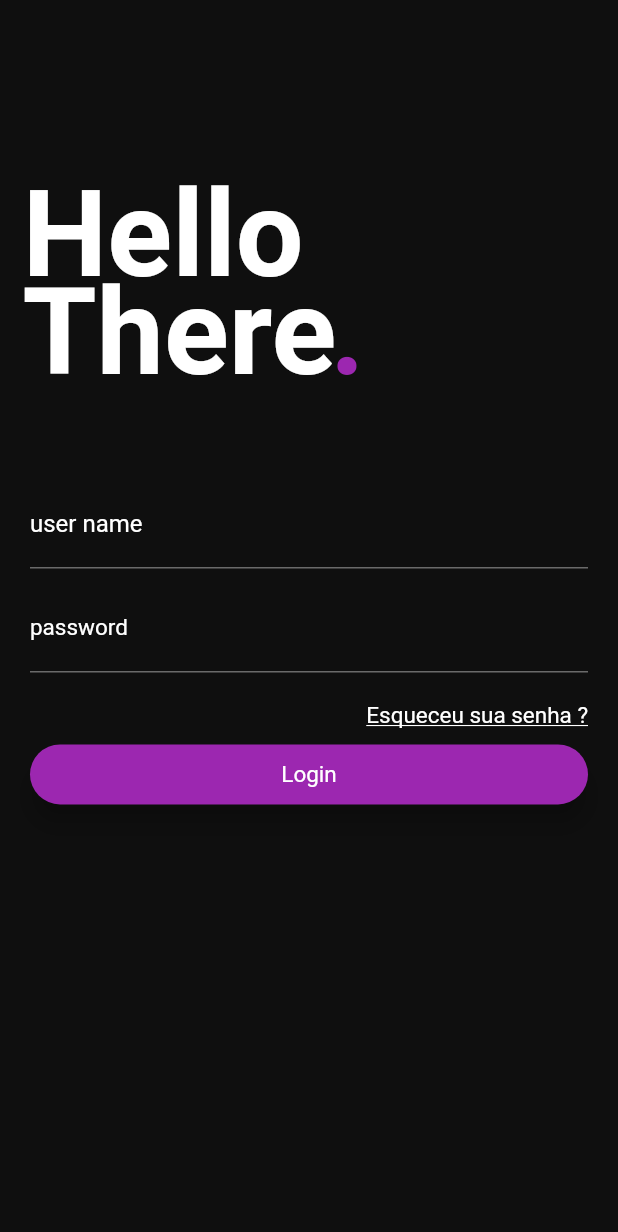
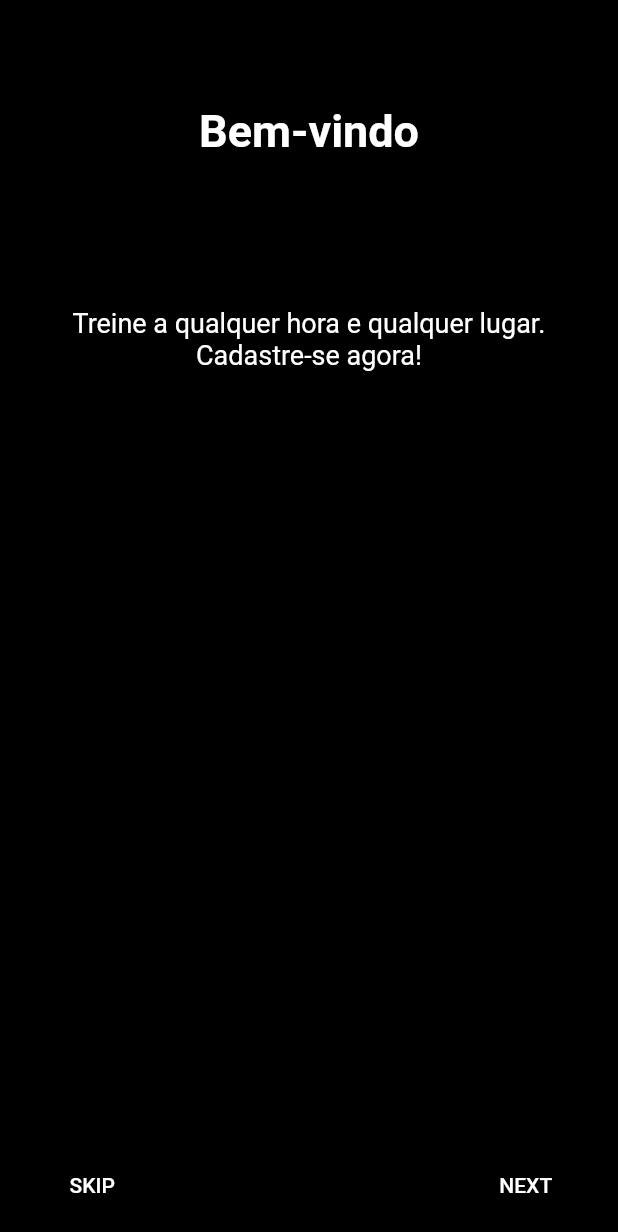
Before and after one commit to c-Bruno/LordFit, a Flutter app: the screen it shows after launch, on a phone screen of 412 x 824 dp. Shown: the top 1232 px of the screen. Run offline on Flutter 3.47's test engine with Material 2 defaults, Android fonts, the phone set to English and light mode, and no system bars; drawn by our look-alikes of intro_slider; our stand-ins replace carousel_pro; Roboto replaces fonts that are missing (Calibre-Semibold).

Commit message:
Atualização de dados

```diff
--- /dev/null
+++ b/lib/intro.dart
@@ -0,0 +1,82 @@
+import 'package:intro_slider/intro_slider.dart';
+import 'package:flutter/material.dart';
+import 'package:intro_slider/slide_object.dart';
+//import 'package:video_player/video_player.dart';
+//import 'package:minhappteste/data.dart';
+
+class IntroScreenPage extends StatefulWidget {
+  @override
+  _IntroScreenState createState() => new _IntroScreenState();
+}
+
+class _IntroScreenState extends State<IntroScreenPage> {
+ // VideoPlayerController _controller;
+
+List<Slide> slides = new List();
+
+  @override
+  void initState() {
+   super.initState();
+
+   /* _controller = VideoPlayerController.network(
+        'http://www.sample-videos.com/video123/mp4/720/big_buck_bunny_720p_20mb.mp4')
+      ..initialize().then((_) {
+        _controller.play();
+        _controller.setLooping(true);
+        // Ensure the first frame is shown after the video is initialized
+        setState(() {});
+      });
+    */
+
+    slides.add(
+      new Slide(
+        title: "Bem-vindo",
+        description: "Treine a qualquer hora e qualquer lugar. Cadastre-se agora!",
+        //pathImage: "assets/images/intro.gif",
+        backgroundColor: Color(0xFF000000),
+       // backgroundImage: "assets/images/intro.gif",
+      ),
+    );
+
+
+    slides.add(
+      new Slide(
+        title: "Personal Trainer",
+        description: "Treinos feitos sob medida para você treinar onde quiser, com ou sem equipamentos",
+        //pathImage: "assets/images/intro2.gif",
+        backgroundColor: Color(0xff203152),
+         //backgroundImage: "assets/images/intro2.gif",
+      ),
+    );
+
+
+    slides.add(
+      new Slide(
+        title: "RULER",
+        description:
+        "Não perca tempo e venha fazer parte da resistencia",
+        //pathImage: "assets/images/intro3.png",
+        backgroundColor: Color(0xFF000000),
+      ),
+    );
+  }
+
+  void onDonePress() {
+    Navigator.pushNamed(context, '/login');
+  }
+
+
+  /*void dispose() {
+    super.dispose();
+    _controller.dispose();
+  }
+*/
+  @override
+  Widget build(BuildContext context) {
+    return new IntroSlider(
+      slides: this.slides,
+      onDonePress: this.onDonePress,
+
+    );
+  }
+}
--- a/lib/login.dart
+++ b/lib/login.dart
@@ -1,5 +1,4 @@
 import 'package:flutter/material.dart';
-import 'package:animated_splash/animated_splash.dart';
 import 'package:flutter/services.dart';
 import 'training.dart';
 import 'profile.dart';
```
Also changed, not shown: lib/date.dart (added, +33 -0 lines), lib/main.dart (+10 -2 lines), pubspec.yaml (+3 -15 lines), assets/images/intro.gif (added), assets/images/intro1.png (added), assets/images/intro2.gif (added), assets/images/intro2.png (added), assets/images/intro3.png (added), pubspec.lock.
